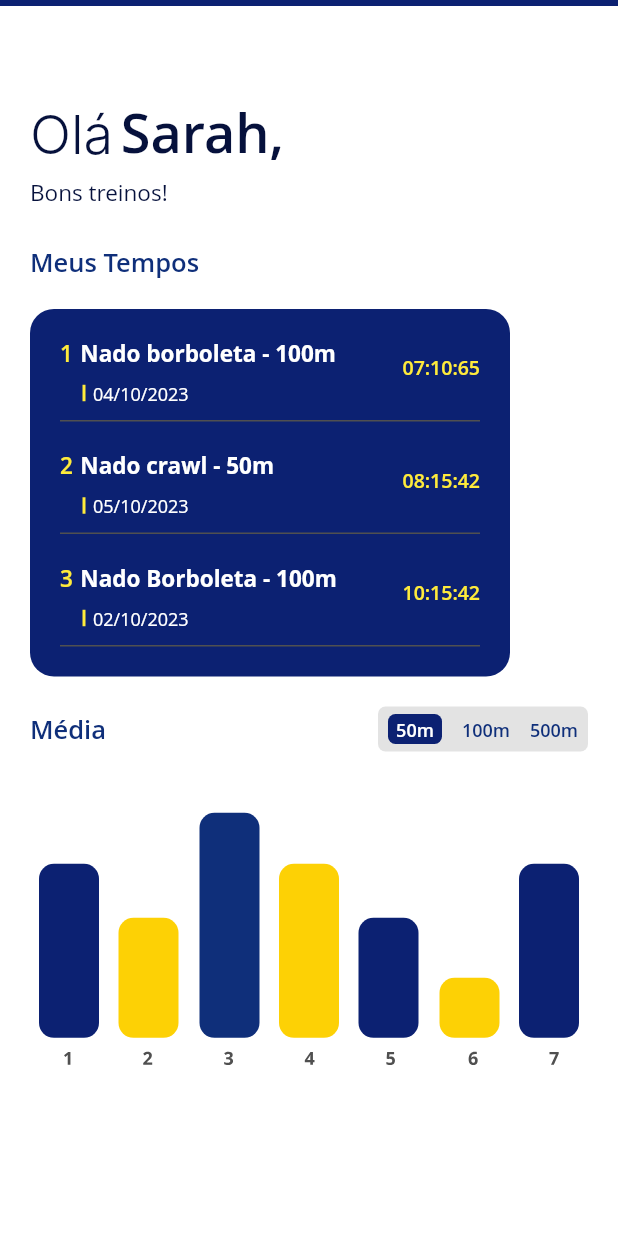
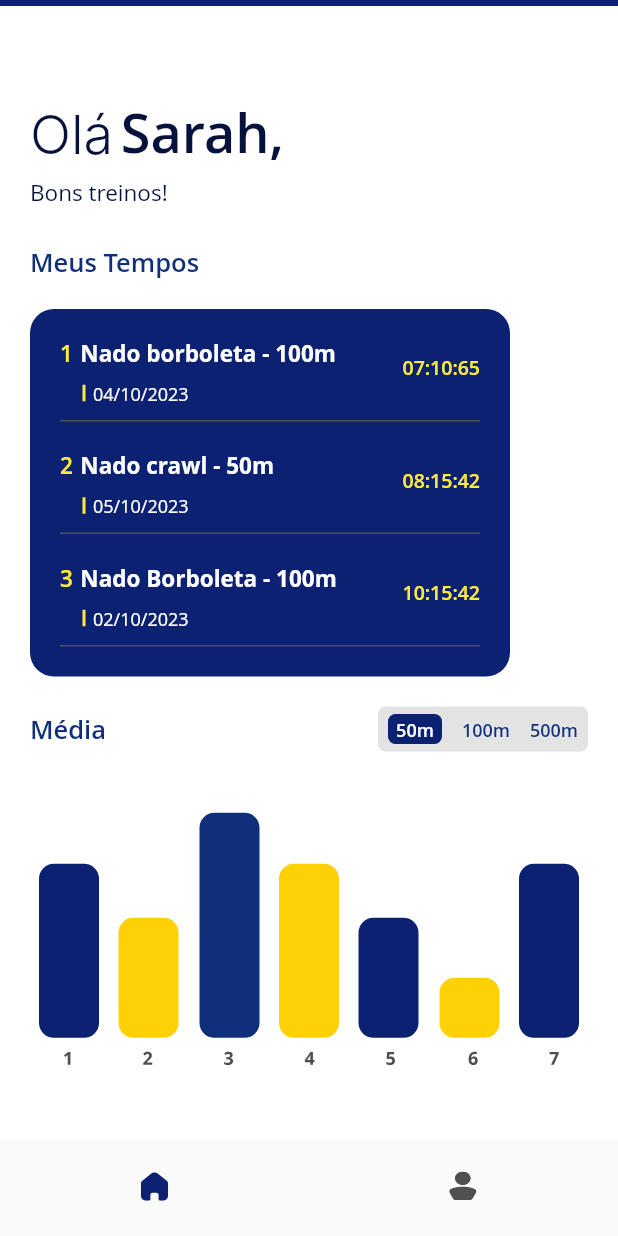
Before and after one commit to Cvsc16/desafio_natacao, a Flutter app: the HomeAtleta screen opened directly, on a phone screen of 412 x 824 dp. Run offline on Flutter 3.47's test engine with Material 2 defaults, Android fonts, the phone set to English and light mode, and no system bars; our stand-ins replace flutter_keyboard_visibility, flutter_svg; Roboto replaces fonts that are missing (Inter, Open Sans).

Commit message:
06 10 23

```diff
--- a/lib/main.dart
+++ b/lib/main.dart
@@ -3,6 +3,10 @@ import 'package:flutter/services.dart';
 import 'screens/login.dart';
 import 'screens/esqueceuSenha.dart';
 import 'screens/homeAtleta.dart';
+import 'screens/perfilAtleta.dart';
+
+
+import 'widgets/barra_navegacao.dart';
 
 void main() {
   SystemChrome.setSystemUIOverlayStyle(
@@ -21,7 +25,7 @@ class MyApp extends StatelessWidget {
       theme: ThemeData(
         scaffoldBackgroundColor: Colors.white, // Define a cor de fundo da aplicação
       ),
-      home: HomeAtleta(), // Use a tela de login como página inicial
+      home: PerfilAtleta(), // Use a tela de login como página inicial
     );
   }
 }
--- a/lib/screens/homeAtleta.dart
+++ b/lib/screens/homeAtleta.dart
@@ -1,5 +1,6 @@
 import 'package:flutter/material.dart';
 import 'package:flutter_svg/svg.dart';
+import '../widgets/barra_navegacao.dart';
 
 class Treino extends StatelessWidget {
   final String id_treino;
@@ -91,7 +92,25 @@ class Treino extends StatelessWidget {
   }
 }
 
-class HomeAtleta extends StatelessWidget {
+class HomeAtleta extends StatefulWidget {
+  @override
+  _HomeAtletaState createState() => _HomeAtletaState();
+}
+
+class _HomeAtletaState extends State<HomeAtleta> {
+  int _selectedIndex = 0; // Índice da aba selecionada
+
+  static const List<Widget> _widgetOptions = <Widget>[
+    Text('Página 1'), // Conteúdo da primeira aba
+    Text('Página 2'), // Conteúdo da segunda aba
+  ];
+
+  void _onItemTapped(int index) {
+    setState(() {
+      _selectedIndex = index;
+    });
+  }
+
   @override
   Widget build(BuildContext context) {
     return Scaffold(
@@ -284,6 +303,16 @@ class HomeAtleta extends StatelessWidget {
           ],
         ),
       ),
+      bottomNavigationBar: CustomBottomNavigation(
+        selectedIndex: _selectedIndex,
+        onItemTapped: _onItemTapped,
+      ),
     );
   }
 }
+
+void main() {
+  runApp(MaterialApp(
+    home: HomeAtleta(),
+  ));
+}
--- /dev/null
+++ b/lib/widgets/barra_navegacao.dart
@@ -0,0 +1,52 @@
+import 'package:flutter/material.dart';
+import 'package:flutter_svg/flutter_svg.dart';
+
+class CustomBottomNavigation extends StatelessWidget {
+  final int selectedIndex;
+  final void Function(int) onItemTapped;
+
+  CustomBottomNavigation({
+    required this.selectedIndex,
+    required this.onItemTapped,
+  });
+
+  @override
+  Widget build(BuildContext context) {
+    return Container(
+      height: 60, // Altura desejada para a BottomNavigationBar
+      child: BottomNavigationBar(
+        items: <BottomNavigationBarItem>[
+          BottomNavigationBarItem(
+            icon: Padding(
+              padding: EdgeInsets.only(top: 10.0), // Espaço superior desejado
+              child: SvgPicture.asset(
+                selectedIndex == 0
+                    ? 'assets/inicio_selecionado.svg'
+                    : 'assets/inicio.svg',
+                width: 19,
+                height: 20,
+              ),
+            ),
+            label: '', // Esta propriedade está definida como uma string vazia
+          ),
+          BottomNavigationBarItem(
+            icon: Padding(
+              padding: EdgeInsets.only(top: 10.0), // Espaço superior desejado
+              child: SvgPicture.asset(
+                selectedIndex == 1
+                    ? 'assets/perfil_selecionado.svg'
+                    : 'assets/perfil.svg',
+                width: 19,
+                height: 20,
+              ),
+            ),
+            label: '', // Esta propriedade está definida como uma string vazia
+          ),
+        ],
+        currentIndex: selectedIndex,
+        selectedItemColor: Colors.blue, // Defina a cor do item selecionado
+        onTap: onItemTapped,
+      ),
+    );
+  }
+}
--- a/pubspec.yaml
+++ b/pubspec.yaml
@@ -69,6 +69,10 @@ flutter:
     - assets/ic_volta.svg
     - assets/img_esqueceuSenha.svg
     - assets/grafico.svg
+    - assets/inicio.svg
+    - assets/inicio_selecionado.svg
+    - assets/perfil.svg
+    - assets/perfil_selecionado.svg
 
   # An image asset can refer to one or more resolution-specific "variants", see
   # https://flutter.dev/assets-and-images/#resolution-aware
```
Also changed, not shown: lib/screens/perfilAtleta.dart (added, +43 -0 lines), assets/inicio.svg (added), assets/inicio_selecionado.svg (added), assets/perfil.svg (added), assets/perfil_selecionado.svg (added).
